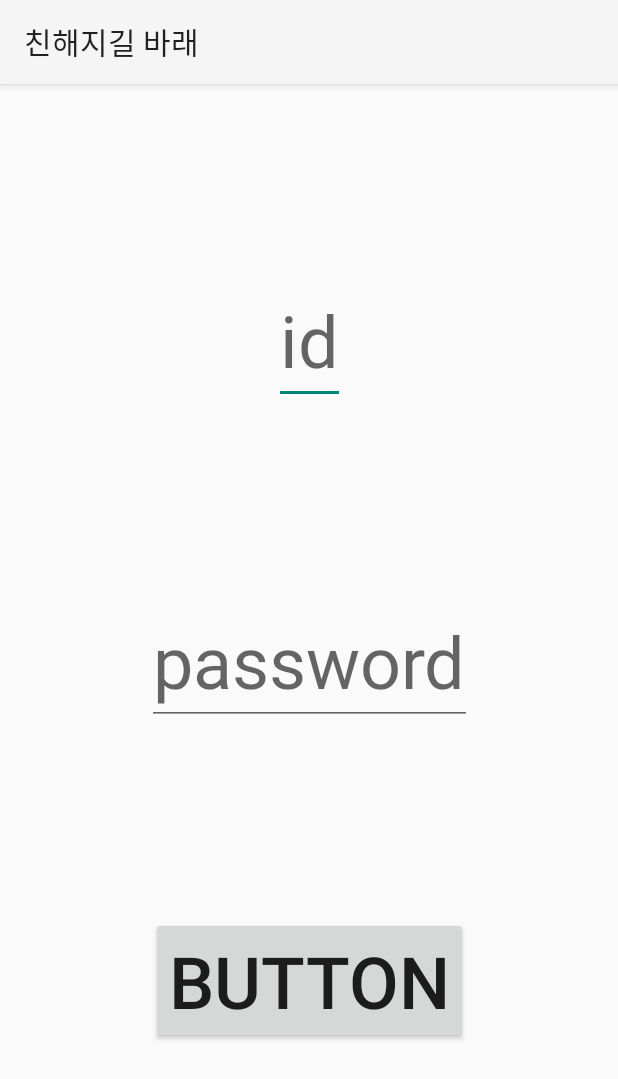
After one commit to heejaykong/CS496-Project2, an Android app: the SplashScreen screen opened directly, with no data from a screen before it, on a phone screen of 412 x 824 dp. The commit adds this screen. Shown: the top 1079 px of the screen. Run offline under Robolectric (Android 15) with nearby library versions, the phone set to English and light mode, and no system bars.

Commit message:
func: add splash screen

```diff
--- /dev/null
+++ b/app/src/main/java/com/example/madcampweek2/SplashScreen.kt
@@ -0,0 +1,22 @@
+package com.example.madcampweek2
+
+import android.content.Intent
+import androidx.appcompat.app.AppCompatActivity
+import android.os.Bundle
+import com.example.madcampweek2.Fragment3.GameActivity2
+import kotlinx.android.synthetic.main.activity_splash_screen.*
+
+class SplashScreen : AppCompatActivity() {
+    override fun onCreate(savedInstanceState: Bundle?) {
+        super.onCreate(savedInstanceState)
+        setContentView(R.layout.activity_splash_screen)
+
+        button.setOnClickListener {
+            if (true) {
+                val intent = Intent(this, MainActivity::class.java)
+                startActivity(intent)
+                finish()
+            }
+        }
+    }
+}
--- a/app/src/main/res/layout/activity_main.xml
+++ b/app/src/main/res/layout/activity_main.xml
@@ -6,7 +6,6 @@
     xmlns:app="http://schemas.android.com/apk/res-auto"
     android:orientation="vertical"
     tools:context=".MainActivity">
-
 
     <androidx.viewpager2.widget.ViewPager2
         android:id="@+id/view_pager"
--- /dev/null
+++ b/app/src/main/res/layout/activity_splash_screen.xml
@@ -0,0 +1,42 @@
+<?xml version="1.0" encoding="utf-8"?>
+<androidx.constraintlayout.widget.ConstraintLayout xmlns:android="http://schemas.android.com/apk/res/android"
+    xmlns:app="http://schemas.android.com/apk/res-auto"
+    xmlns:tools="http://schemas.android.com/tools"
+    android:layout_width="match_parent"
+    android:layout_height="match_parent"
+    tools:context=".SplashScreen">
+
+    <EditText
+        android:id="@+id/id"
+        android:layout_width="wrap_content"
+        android:layout_height="wrap_content"
+        android:textSize="48dp"
+        android:hint="id"
+        app:layout_constraintLeft_toLeftOf="parent"
+        app:layout_constraintRight_toRightOf="parent"
+        app:layout_constraintTop_toTopOf="parent"
+        app:layout_constraintBottom_toTopOf="@+id/password"/>
+    <EditText
+        android:id="@+id/password"
+        android:layout_width="wrap_content"
+        android:layout_height="wrap_content"
+        android:textSize="48dp"
+        android:hint="password"
+        app:layout_constraintLeft_toLeftOf="parent"
+        app:layout_constraintRight_toRightOf="parent"
+        app:layout_constraintTop_toBottomOf="@+id/id"
+        app:layout_constraintBottom_toTopOf="@id/button" />
+
+    <Button
+        android:id="@+id/button"
+        android:layout_width="wrap_content"
+        android:layout_height="wrap_content"
+        android:text="Button"
+        android:textSize="48dp"
+        app:layout_constraintLeft_toLeftOf="parent"
+        app:layout_constraintRight_toRightOf="parent"
+        app:layout_constraintTop_toBottomOf="@+id/password"
+        app:layout_constraintBottom_toBottomOf="parent" />
+
+
+</androidx.constraintlayout.widget.ConstraintLayout>
```
Also changed, not shown: app/src/main/AndroidManifest.xml (+33 -18 lines).
